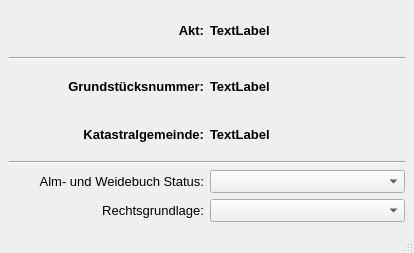
Old version of the form core/scopes/gst/gst_zuordnung_dataform.ui in the repository gidhoog/AlmGIS.
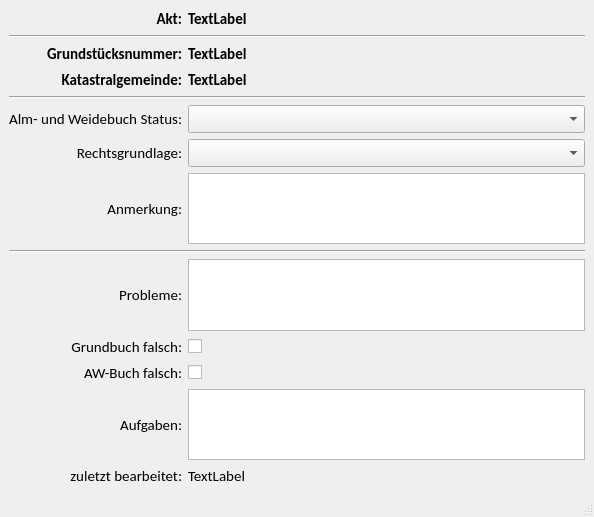
New version of the form.

The edit to the form file:
```diff
--- a/core/scopes/gst/gst_zuordnung_dataform.ui
+++ b/core/scopes/gst/gst_zuordnung_dataform.ui
@@ -6,72 +6,30 @@
    <rect>
     <x>0</x>
     <y>0</y>
-    <width>414</width>
-    <height>253</height>
+    <width>594</width>
+    <height>517</height>
    </rect>
   </property>
   <property name="windowTitle">
    <string>MainWindow</string>
   </property>
   <widget class="QWidget" name="centralwidget">
-   <layout class="QVBoxLayout" name="verticalLayout">
+   <layout class="QHBoxLayout" name="horizontalLayout">
     <item>
      <layout class="QGridLayout" name="gridLayout">
-      <item row="1" column="0" colspan="2">
-       <widget class="Line" name="line">
+      <item row="8" column="0" colspan="2">
+       <widget class="Line" name="line_3">
         <property name="orientation">
          <enum>Qt::Horizontal</enum>
         </property>
        </widget>
       </item>
-      <item row="2" column="1">
-       <widget class="QLabel" name="uiGstLbl">
-        <property name="font">
-         <font>
-          <pointsize>10</pointsize>
-          <weight>75</weight>
-          <bold>true</bold>
-         </font>
-        </property>
-        <property name="text">
-         <string>TextLabel</string>
-        </property>
-       </widget>
-      </item>
-      <item row="0" column="1">
-       <widget class="QLabel" name="uiAktLbl">
-        <property name="font">
-         <font>
-          <pointsize>10</pointsize>
-          <weight>75</weight>
-          <bold>true</bold>
-         </font>
-        </property>
-        <property name="text">
-         <string>TextLabel</string>
-        </property>
-       </widget>
-      </item>
-      <item row="5" column="0">
-       <widget class="QLabel" name="label_7">
-        <property name="font">
-         <font>
-          <pointsize>10</pointsize>
-         </font>
-        </property>
-        <property name="text">
-         <string>Alm- und Weidebuch Status:</string>
-        </property>
-        <property name="alignment">
-         <set>Qt::AlignRight|Qt::AlignTrailing|Qt::AlignVCenter</set>
-        </property>
-       </widget>
-      </item>
       <item row="6" column="0">
        <widget class="QLabel" name="label_8">
         <property name="font">
          <font>
-          <pointsize>10</pointsize>
+          <family>Calibri</family>
+          <pointsize>11</pointsize>
          </font>
         </property>
         <property name="text">
@@ -82,11 +40,103 @@
         </property>
        </widget>
       </item>
+      <item row="5" column="0">
+       <widget class="QLabel" name="label_7">
+        <property name="font">
+         <font>
+          <family>Calibri</family>
+          <pointsize>11</pointsize>
+         </font>
+        </property>
+        <property name="text">
+         <string>Alm- und Weidebuch Status:</string>
+        </property>
+        <property name="alignment">
+         <set>Qt::AlignRight|Qt::AlignTrailing|Qt::AlignVCenter</set>
+        </property>
+       </widget>
+      </item>
+      <item row="0" column="1">
+       <widget class="QLabel" name="uiAktLbl">
+        <property name="font">
+         <font>
+          <family>Calibri</family>
+          <pointsize>11</pointsize>
+          <weight>75</weight>
+          <bold>true</bold>
+         </font>
+        </property>
+        <property name="text">
+         <string>TextLabel</string>
+        </property>
+       </widget>
+      </item>
+      <item row="7" column="0">
+       <widget class="QLabel" name="label_2">
+        <property name="font">
+         <font>
+          <family>Calibri</family>
+          <pointsize>11</pointsize>
+         </font>
+        </property>
+        <property name="text">
+         <string>Anmerkung:</string>
+        </property>
+        <property name="alignment">
+         <set>Qt::AlignRight|Qt::AlignTrailing|Qt::AlignVCenter</set>
+        </property>
+       </widget>
+      </item>
+      <item row="1" column="0" colspan="2">
+       <widget class="Line" name="line">
+        <property name="orientation">
+         <enum>Qt::Horizontal</enum>
+        </property>
+       </widget>
+      </item>
+      <item row="12" column="1">
+       <widget class="QTextEdit" name="textEdit_3"/>
+      </item>
+      <item row="4" column="0" colspan="2">
+       <widget class="Line" name="line_2">
+        <property name="orientation">
+         <enum>Qt::Horizontal</enum>
+        </property>
+       </widget>
+      </item>
+      <item row="10" column="1">
+       <widget class="QCheckBox" name="checkBox">
+        <property name="text">
+         <string/>
+        </property>
+       </widget>
+      </item>
+      <item row="9" column="1">
+       <widget class="QTextEdit" name="textEdit_2">
+        <property name="font">
+         <font>
+          <family>Calibri</family>
+          <pointsize>11</pointsize>
+         </font>
+        </property>
+       </widget>
+      </item>
+      <item row="5" column="1">
+       <widget class="QComboBox" name="uiAwbStatusCombo">
+        <property name="font">
+         <font>
+          <family>Calibri</family>
+          <pointsize>11</pointsize>
+         </font>
+        </property>
+       </widget>
+      </item>
       <item row="2" column="0">
        <widget class="QLabel" name="label">
         <property name="font">
          <font>
-          <pointsize>10</pointsize>
+          <family>Calibri</family>
+          <pointsize>11</pointsize>
           <weight>75</weight>
           <bold>true</bold>
          </font>
@@ -99,29 +149,60 @@
         </property>
        </widget>
       </item>
-      <item row="3" column="0">
-       <widget class="QLabel" name="label_3">
+      <item row="6" column="1">
+       <widget class="QComboBox" name="uiRechtsgrundlageCombo">
         <property name="font">
          <font>
-          <pointsize>10</pointsize>
+          <family>Calibri</family>
+          <pointsize>11</pointsize>
+         </font>
+        </property>
+       </widget>
+      </item>
+      <item row="11" column="0">
+       <widget class="QLabel" name="label_9">
+        <property name="font">
+         <font>
+          <family>Calibri</family>
+          <pointsize>11</pointsize>
+         </font>
+        </property>
+        <property name="text">
+         <string>AW-Buch falsch:</string>
+        </property>
+        <property name="alignment">
+         <set>Qt::AlignRight|Qt::AlignTrailing|Qt::AlignVCenter</set>
+        </property>
+       </widget>
+      </item>
+      <item row="10" column="0">
+       <widget class="QLabel" name="label_6">
+        <property name="font">
+         <font>
+          <family>Calibri</family>
+          <pointsize>11</pointsize>
+         </font>
+        </property>
+        <property name="text">
+         <string>Grundbuch falsch:</string>
+        </property>
+        <property name="alignment">
+         <set>Qt::AlignRight|Qt::AlignTrailing|Qt::AlignVCenter</set>
+        </property>
+       </widget>
+      </item>
+      <item row="2" column="1">
+       <widget class="QLabel" name="uiGstLbl">
+        <property name="font">
+         <font>
+          <family>Calibri</family>
+          <pointsize>11</pointsize>
           <weight>75</weight>
           <bold>true</bold>
          </font>
         </property>
         <property name="text">
-         <string>Katastralgemeinde:</string>
-        </property>
-        <property name="alignment">
-         <set>Qt::AlignRight|Qt::AlignTrailing|Qt::AlignVCenter</set>
-        </property>
-       </widget>
-      </item>
-      <item row="5" column="1">
-       <widget class="QComboBox" name="uiAwbStatusCombo">
-        <property name="font">
-         <font>
-          <pointsize>10</pointsize>
-         </font>
+         <string>TextLabel</string>
         </property>
        </widget>
       </item>
@@ -129,7 +210,8 @@
        <widget class="QLabel" name="uiKgLbl">
         <property name="font">
          <font>
-          <pointsize>10</pointsize>
+          <family>Calibri</family>
+          <pointsize>11</pointsize>
           <weight>75</weight>
           <bold>true</bold>
          </font>
@@ -143,7 +225,8 @@
        <widget class="QLabel" name="label_5">
         <property name="font">
          <font>
-          <pointsize>10</pointsize>
+          <family>Calibri</family>
+          <pointsize>11</pointsize>
           <weight>75</weight>
           <bold>true</bold>
          </font>
@@ -156,19 +239,99 @@
         </property>
        </widget>
       </item>
-      <item row="6" column="1">
-       <widget class="QComboBox" name="uiRechtsgrundlageCombo">
+      <item row="7" column="1">
+       <widget class="QTextEdit" name="textEdit">
         <property name="font">
          <font>
-          <pointsize>10</pointsize>
+          <family>Calibri</family>
+          <pointsize>11</pointsize>
          </font>
         </property>
        </widget>
       </item>
-      <item row="4" column="0" colspan="2">
-       <widget class="Line" name="line_2">
-        <property name="orientation">
-         <enum>Qt::Horizontal</enum>
+      <item row="3" column="0">
+       <widget class="QLabel" name="label_3">
+        <property name="font">
+         <font>
+          <family>Calibri</family>
+          <pointsize>11</pointsize>
+          <weight>75</weight>
+          <bold>true</bold>
+         </font>
+        </property>
+        <property name="text">
+         <string>Katastralgemeinde:</string>
+        </property>
+        <property name="alignment">
+         <set>Qt::AlignRight|Qt::AlignTrailing|Qt::AlignVCenter</set>
+        </property>
+       </widget>
+      </item>
+      <item row="9" column="0">
+       <widget class="QLabel" name="label_4">
+        <property name="font">
+         <font>
+          <family>Calibri</family>
+          <pointsize>11</pointsize>
+         </font>
+        </property>
+        <property name="text">
+         <string>Probleme:</string>
+        </property>
+        <property name="alignment">
+         <set>Qt::AlignRight|Qt::AlignTrailing|Qt::AlignVCenter</set>
+        </property>
+       </widget>
+      </item>
+      <item row="12" column="0">
+       <widget class="QLabel" name="label_10">
+        <property name="font">
+         <font>
+          <family>Calibri</family>
+          <pointsize>11</pointsize>
+         </font>
+        </property>
+        <property name="text">
+         <string>Aufgaben:</string>
+        </property>
+        <property name="alignment">
+         <set>Qt::AlignRight|Qt::AlignTrailing|Qt::AlignVCenter</set>
+        </property>
+       </widget>
+      </item>
+      <item row="11" column="1">
+       <widget class="QCheckBox" name="checkBox_2">
+        <property name="text">
+         <string/>
+        </property>
+       </widget>
+      </item>
+      <item row="13" column="0">
+       <widget class="QLabel" name="label_11">
+        <property name="font">
+         <font>
+          <family>Calibri</family>
+          <pointsize>11</pointsize>
+         </font>
+        </property>
+        <property name="text">
+         <string>zuletzt bearbeitet:</string>
+        </property>
+        <property name="alignment">
+         <set>Qt::AlignRight|Qt::AlignTrailing|Qt::AlignVCenter</set>
+        </property>
+       </widget>
+      </item>
+      <item row="13" column="1">
+       <widget class="QLabel" name="label_12">
+        <property name="font">
+         <font>
+          <family>Calibri</family>
+          <pointsize>11</pointsize>
+         </font>
+        </property>
+        <property name="text">
+         <string>TextLabel</string>
         </property>
        </widget>
       </item>
@@ -181,8 +344,8 @@
     <rect>
      <x>0</x>
      <y>0</y>
-     <width>414</width>
-     <height>30</height>
+     <width>594</width>
+     <height>21</height>
     </rect>
    </property>
   </widget>
```
